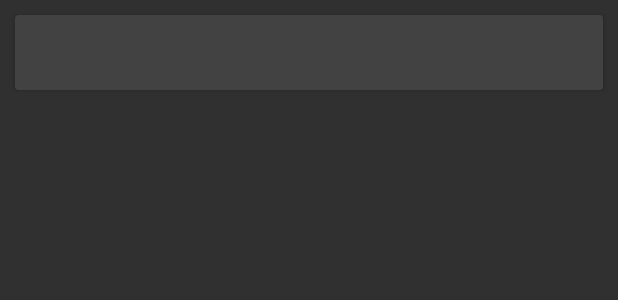
After one commit to Najneen22/Tecnovonza, an Android app: the layout list_item_news.xml on its own in the app's theme, with its tools: preview values and no code run, on a phone screen of 412 x 824 dp. The commit adds this screen. Shown: the top 300 px of the screen. Run offline under Robolectric (Android 15) with nearby library versions, the phone set to English and light mode, and no system bars.

Commit message:
news list added

```diff
--- a/app/build.gradle
+++ b/app/build.gradle
@@ -27,5 +27,7 @@ dependencies {
     compile 'com.android.support:appcompat-v7:25.1.0'
     compile 'com.android.support:support-v4:25.1.0'
     testCompile 'junit:junit:4.12'
-    compile 'com.android.support:design:22.2.0'
+    compile 'com.android.support:design:25.1.0'
+    compile 'com.android.support:cardview-v7:25.1.0'
+
 }
--- /dev/null
+++ b/app/src/main/res/layout/list_item_news.xml
@@ -0,0 +1,12 @@
+<?xml version="1.0" encoding="utf-8"?>
+<LinearLayout xmlns:android="http://schemas.android.com/apk/res/android"
+    android:orientation="vertical" android:layout_width="match_parent"
+    android:layout_height="match_parent">
+
+    <android.support.v7.widget.CardView
+        android:layout_width="match_parent"
+        android:layout_height="50dp"
+        android:layout_margin="10dp">
+
+    </android.support.v7.widget.CardView>
+</LinearLayout>
```
Also changed, not shown: app/src/main/java/com/example/tailoredtech/tecnovanza/adapter/NewsAdapter.java (added, +46 -0 lines), app/src/main/java/com/example/tailoredtech/tecnovanza/fragments/HomeFragment.java (+4 -6 lines), app/src/main/java/com/example/tailoredtech/tecnovanza/fragments/NewsFragment.java (+16 -76 lines), app/src/main/res/layout/fragment_news.xml (+3 -4 lines).
